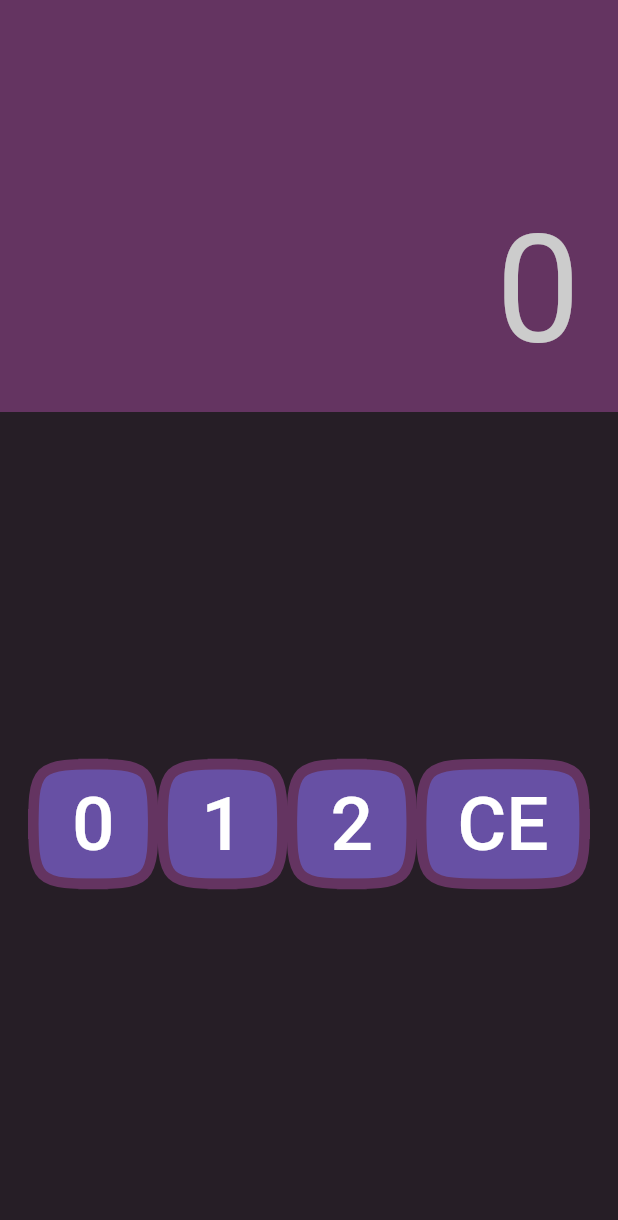
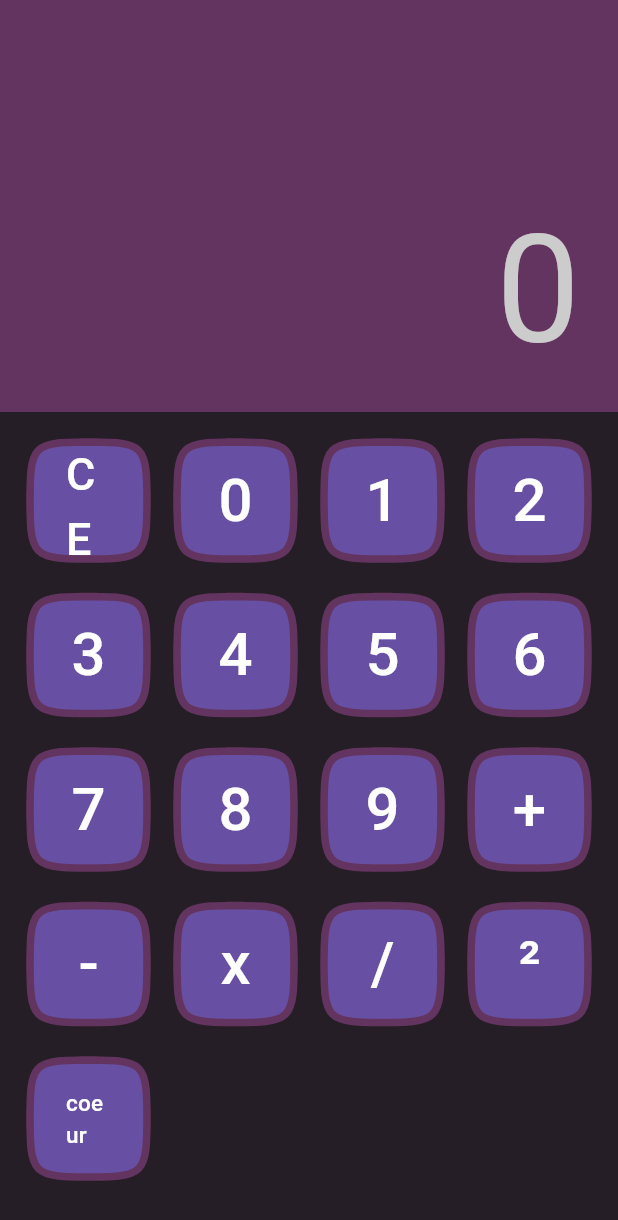
Before and after one commit to Guyllem/calculesther, a Flutter app: the screen it shows after launch, on a phone screen of 412 x 824 dp. Shown: the top 1220 px of the screen. Run offline on Flutter 3.47's test engine with Material 3 defaults, Android fonts, the light colour scheme and no system bars; Roboto replaces fonts that are missing (Filxgirl).

Commit message:
Button Grid for UI

```diff
--- a/lib/buttonInterface.dart
+++ b/lib/buttonInterface.dart
@@ -3,8 +3,9 @@ import 'package:calculesther/theme/colors.dart';
 
 class ButtonInterface extends StatelessWidget {
   final String label;
+  final double interfaceSize;
   final Function(String) onTap;
-  const ButtonInterface({super.key, required this.label, required this.onTap});
+  const ButtonInterface({super.key, required this.label, required this.interfaceSize, required this.onTap});
 
   @override
   Widget build(BuildContext context) {
@@ -13,20 +14,20 @@ class ButtonInterface extends StatelessWidget {
         onTap(label);
       },
       style : ButtonStyle(
-        minimumSize:  const WidgetStatePropertyAll(Size(80, 80)),
         shape: WidgetStatePropertyAll(ContinuousRectangleBorder(
-          borderRadius: BorderRadius.circular(50),
+          borderRadius: BorderRadius.circular(45),
           side: const BorderSide(
             color: AppColors.topLayout,
-            width: 7,
+            width: 5,
           )
           )
         )
         ),
       child: Text(label,
-        style: const TextStyle(
-          fontSize: 50,
-        ),),
-      );
+        style: TextStyle(
+          fontSize: interfaceSize,
+        ),
+      ),
+    );
   }
 }
--- a/lib/calculatrice.dart
+++ b/lib/calculatrice.dart
@@ -53,16 +53,30 @@ class _CalculatriceState extends State<Calculatrice> {
             flex: 2,
             child: Container(
               color: AppColors.black,
-              padding: const EdgeInsets.all(16),
-              alignment: Alignment.centerRight,
-              child: Row(
-                mainAxisAlignment: MainAxisAlignment.spaceEvenly,
-                children: [
-                  ButtonInterface(label: "0", onTap: (value) => _updateNumber(value)),
-                  ButtonInterface(label: "1", onTap: (value) => _updateNumber(value)),
-                  ButtonInterface(label: "2", onTap: (value) => _updateNumber(value)),
-                  ButtonInterface(label: "CE", onTap: (value) => _clearUI())
-                ],
+              child: GridView.count(
+                  crossAxisCount: 4,
+                  crossAxisSpacing: 20,
+                  mainAxisSpacing: 25,
+                  padding: const EdgeInsets.all(20),
+                  children: [
+                    ButtonInterface(label: "CE", interfaceSize: 30, onTap: (value) => _clearUI()),
+                    ButtonInterface(label: "0", interfaceSize: 40, onTap: (value) => _updateNumber(value)),
+                    ButtonInterface(label: "1", interfaceSize: 40,onTap: (value) => _updateNumber(value)),
+                    ButtonInterface(label: "2", interfaceSize: 40,onTap: (value) => _updateNumber(value)),
+                    ButtonInterface(label: "3", interfaceSize: 40,onTap: (value) => _updateNumber(value)),
+                    ButtonInterface(label: "4", interfaceSize: 40,onTap: (value) => _updateNumber(value)),
+                    ButtonInterface(label: "5", interfaceSize: 40,onTap: (value) => _updateNumber(value)),
+                    ButtonInterface(label: "6", interfaceSize: 40,onTap: (value) => _updateNumber(value)),
+                    ButtonInterface(label: "7", interfaceSize: 40,onTap: (value) => _updateNumber(value)),
+                    ButtonInterface(label: "8", interfaceSize: 40, onTap: (value) => _updateNumber(value)),
+                    ButtonInterface(label: "9", interfaceSize: 40,onTap: (value) => _updateNumber(value)),
+                    ButtonInterface(label: "+", interfaceSize: 40,onTap: (value) => _updateNumber(value)),
+                    ButtonInterface(label: "-", interfaceSize: 40,onTap: (value) => _updateNumber(value)),
+                    ButtonInterface(label: "x", interfaceSize: 40,onTap: (value) => _updateNumber(value)),
+                    ButtonInterface(label: "/", interfaceSize: 40,onTap: (value) => _updateNumber(value)),
+                    ButtonInterface(label: "²", interfaceSize: 40,onTap: (value) => _updateNumber(value)),
+                    ButtonInterface(label: "coeur", interfaceSize: 15,onTap: (value) => _updateNumber(value)),
+                  ],
               ),
             ),
           ),
```
